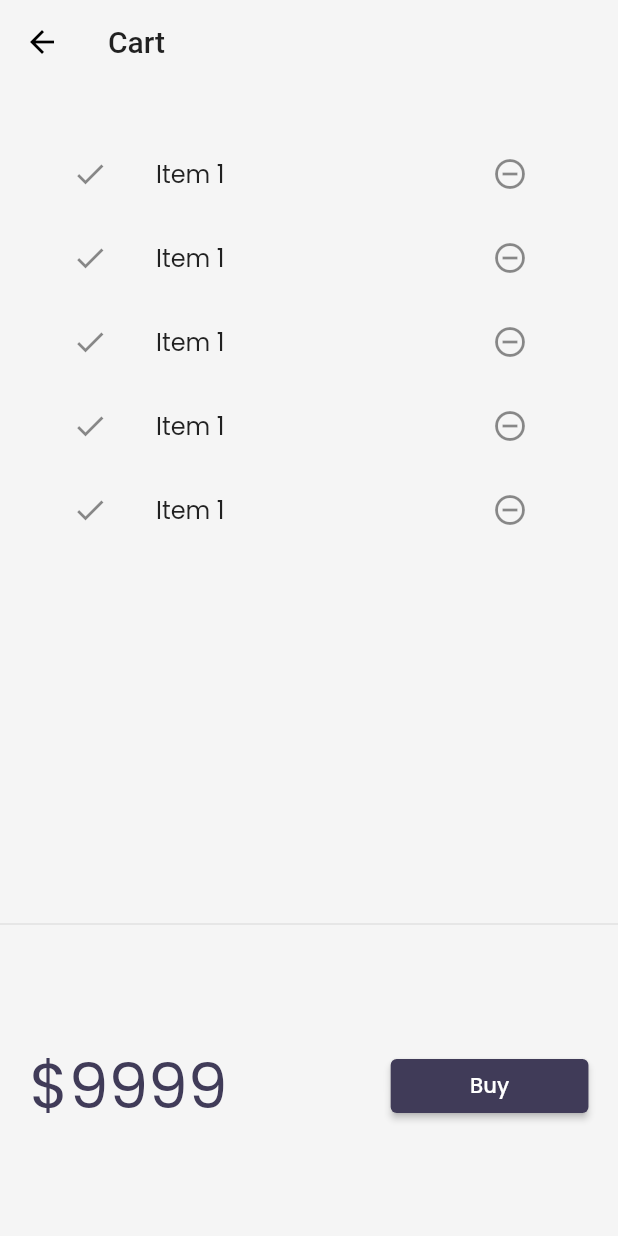
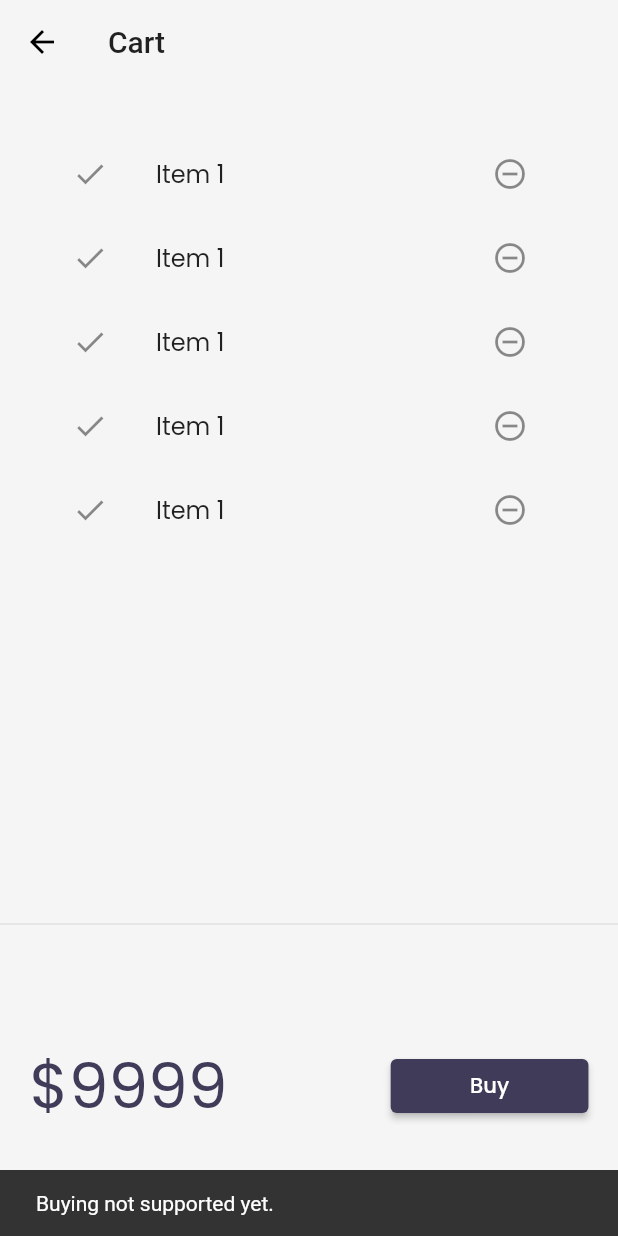
Before and after one commit to chirantan-basu01/Catalog-app, a Flutter app: the CartPage screen opened by its route, after a tap on "Buy", on a phone screen of 412 x 824 dp. Run offline on Flutter 3.47's test engine with Material 2 defaults, Android fonts, the phone set to English and light mode, and no system bars; our stand-ins replace google_fonts, velocity_x; network calls fail.

Commit message:
scaffoldMessenger and cart model

```diff
--- a/lib/models/catalog.dart
+++ b/lib/models/catalog.dart
@@ -6,11 +6,11 @@ class CatalogModel {
   static List<Item> items = [];
 
   //Get item by ID
-  static Item getByID(int id) =>
+  Item getById(int id) =>
       items.firstWhere((element) => element.id == id);
 
   //Get item by position
-  static Item getByPosition(int pos) => items[pos];
+  Item getByPosition(int pos) => items[pos];
 }
 
 class Item {
--- a/lib/pages/cart_page.dart
+++ b/lib/pages/cart_page.dart
@@ -38,10 +38,14 @@ class _CartTotal extends StatelessWidget {
           "\$9999".text.xl5.color(context.theme.accentColor).make(),
           30.widthBox,
           ElevatedButton(
-            onPressed: () {},
+            onPressed: () {
+              ScaffoldMessenger.of(context).showSnackBar(SnackBar(
+                content: "Buying not supported yet.".text.make(),
+              ));
+            },
             style: ButtonStyle(
               backgroundColor:
-                  MaterialStateProperty.all(context.theme.accentColor),
+                  MaterialStateProperty.all(context.theme.buttonColor),
             ),
             child: "Buy".text.white.make(),
           ).w32(context)
@@ -63,10 +67,10 @@ class _CartListState extends State<_CartList> {
   Widget build(BuildContext context) {
     return ListView.builder(
       itemCount: 5,
-      itemBuilder: (context,index) => ListTile(
+      itemBuilder: (context, index) => ListTile(
         leading: Icon(Icons.done),
         trailing: IconButton(
-          onPressed: (){},
+          onPressed: () {},
           icon: Icon(Icons.remove_circle_outline),
         ),
         title: "Item 1".text.make(),
--- a/lib/widgets/home_widgets/catalog_list.dart
+++ b/lib/widgets/home_widgets/catalog_list.dart
@@ -3,7 +3,6 @@
 import 'package:flutter/material.dart';
 import 'package:flutter_catalog/models/catalog.dart';
 import 'package:flutter_catalog/pages/home_detail_page.dart';
-import 'package:flutter_catalog/widgets/themes.dart';
 import 'package:velocity_x/velocity_x.dart';
 
 import 'catalog_image.dart';
@@ -17,7 +16,7 @@ class CatalogList extends StatelessWidget {
       shrinkWrap: true,
       itemCount: CatalogModel.items.length,
       itemBuilder: (context, index) {
-        final catalog = CatalogModel.getByPosition(index);
+        final catalog = CatalogModel.items[index];
         return InkWell(
           onTap: () => Navigator.push(
             context,
```
Also changed, not shown: lib/models/cart.dart (added, +37 -0 lines).
